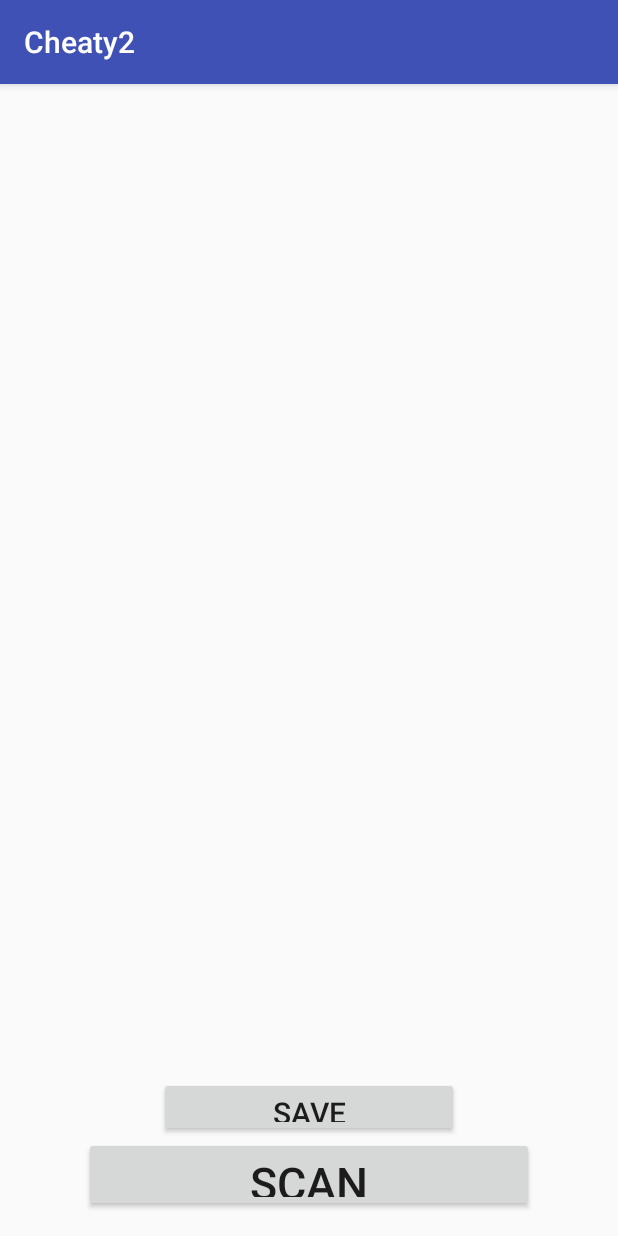
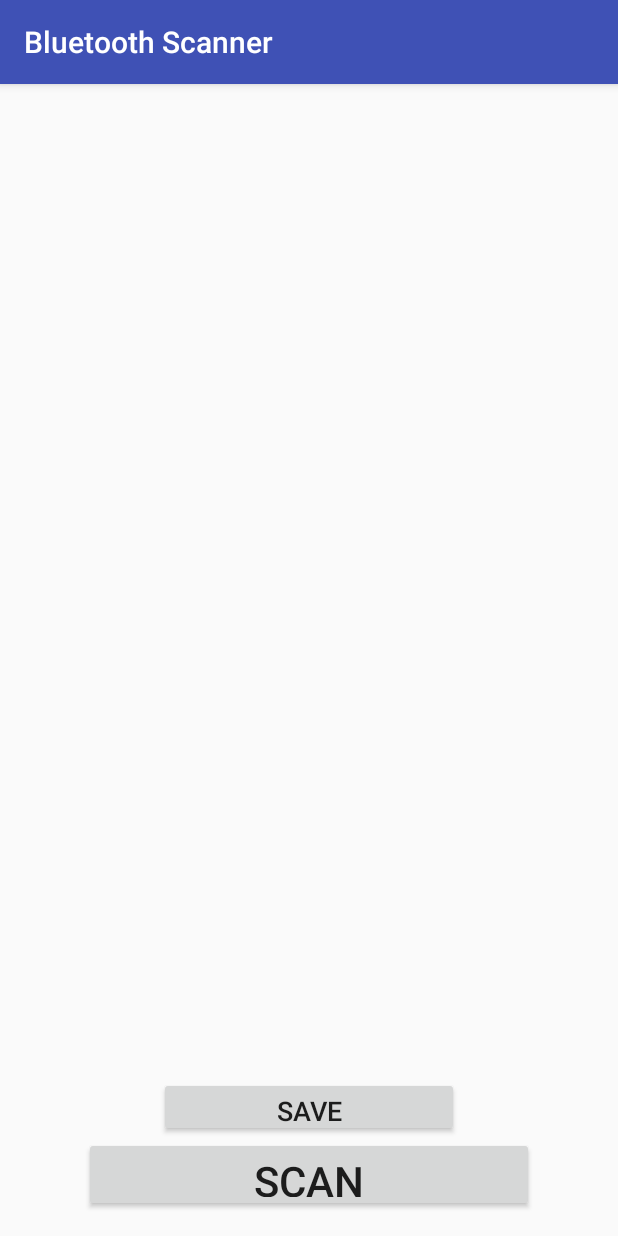
Before and after one commit to babaours/Cheaty, an Android app: the BluetoothScanActivity screen opened directly, with no data from a screen before it, on a phone screen of 412 x 824 dp. Run offline under Robolectric (Android 15) with nearby library versions, the phone set to English and light mode, and no system bars; our stand-ins replace ButterKnife.

Commit message:
improved Bluetooth activity, changed the activity title display, other little stuff like this, needs to work on the saveItem class

```diff
--- a/app/src/main/java/hugues/marchal/cheaty/Activities/BluetoothScanActivity.java
+++ b/app/src/main/java/hugues/marchal/cheaty/Activities/BluetoothScanActivity.java
@@ -40,6 +40,8 @@ public class BluetoothScanActivity extends AppCompatActivity implements View.OnC
     protected void onCreate(Bundle savedInstanceState) {
         super.onCreate(savedInstanceState);
         setContentView(R.layout.activity_bluetooth_scan);
+        setTitle("Bluetooth Scanner");
+
         listView = (ListView) findViewById(R.id.btListView);
         scanBtn = (Button) findViewById(R.id.btScanButton);
         scanBtn.setOnClickListener(this);
@@ -122,7 +124,7 @@ public class BluetoothScanActivity extends AppCompatActivity implements View.OnC
     /**
      * This method will allow the user to save the new found devices into the phone's memory.
      * @param view the view that will trigger the method
-     * @see SaveItem#saveBluetoothDevice(ArrayList)
+     * @see SaveItem#saveBluetoothDevice(ArrayList, Context)
      * @precondition none
      * @postcondition childListSaved contains ONLY the data from the New Found devices list and this list (childListFound) is set empty. All content of childListFound is saved into the phone's memory.
      * if childListFound is empty, throws a Toast message and does nothing. Throws a message if everything went well.
@@ -133,7 +135,7 @@ public class BluetoothScanActivity extends AppCompatActivity implements View.OnC
             Toast.makeText(this, "Nothing to save !", Toast.LENGTH_SHORT).show();
         else {
             try {
-                Boolean bool = SaveItem.saveBluetoothDevice(listDevices);
+                Boolean bool = SaveItem.saveBluetoothDevice(listDevices, this);
                 if (bool)
                     Toast.makeText(this,"Data has been saved",Toast.LENGTH_SHORT).show();
             } catch (IOException e) {
--- a/app/src/main/res/layout/activity_bluetooth_scan.xml
+++ b/app/src/main/res/layout/activity_bluetooth_scan.xml
@@ -24,8 +24,9 @@
         android:text="Scan"
         android:id="@+id/btScanButton"
         android:layout_centerHorizontal="true"
-        android:textSize="30sp"
-        android:layout_alignParentBottom="true" />
+        android:textSize="28sp"
+        android:layout_alignParentBottom="true"
+        android:textAlignment="center" />
 
     <Button
         android:layout_width="200dp"
@@ -34,5 +35,7 @@
         android:id="@+id/btSaveButton"
         android:layout_above="@+id/btScanButton"
         android:layout_centerHorizontal="true"
-        android:textSize="20sp" />
+        android:textSize="18sp"
+        android:onClick="saveBluetoothDevice"
+        android:textAlignment="center" />
 </RelativeLayout>
```
Also changed, not shown: app/src/main/java/hugues/marchal/cheaty/Classes/SaveItem.java (+15 -7 lines).
